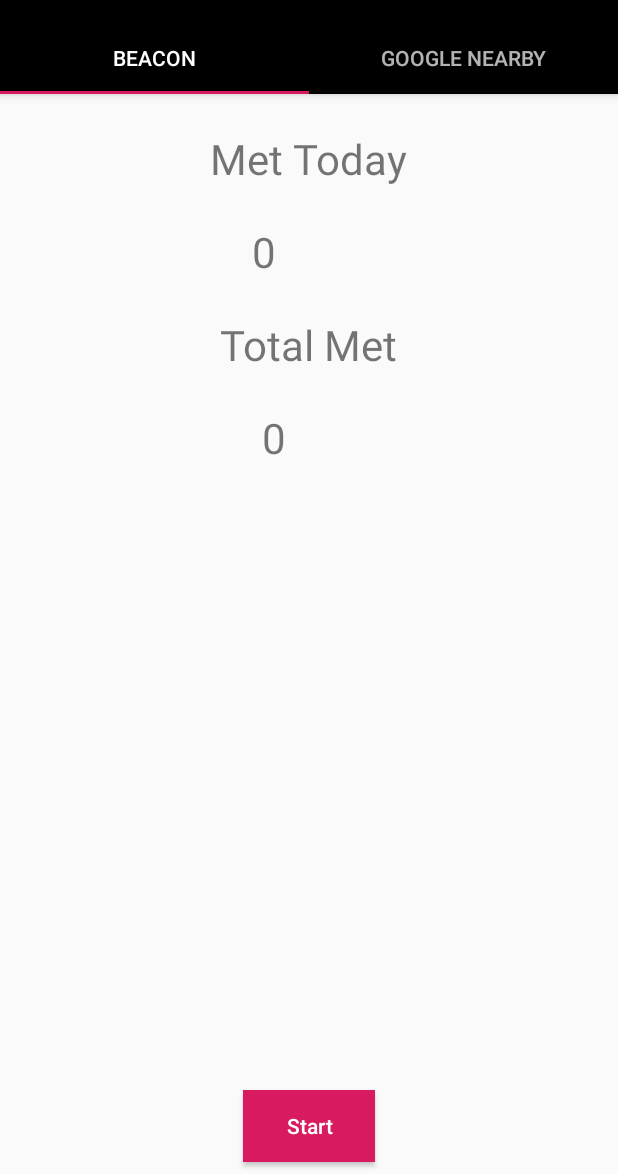
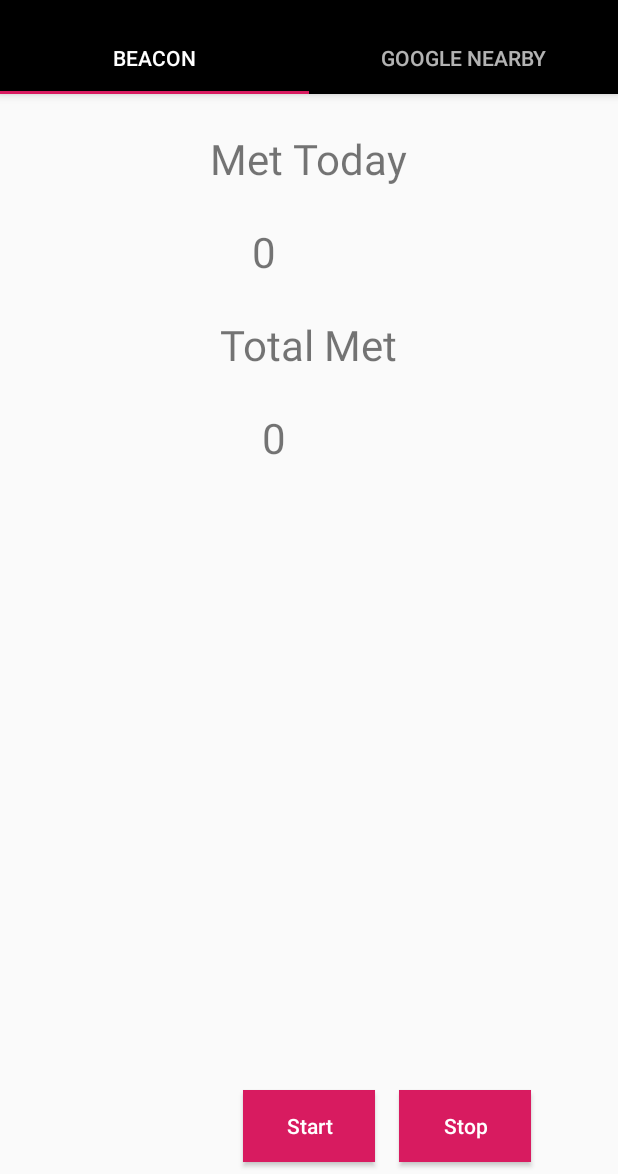
Before and after one commit to ChiragAwale/Trail, an Android app: the Trail screen opened directly, with no data from a screen before it, on a phone screen of 412 x 824 dp, the part 62-1236 px from its top. Run offline under Robolectric (Android 15) with nearby library versions, the phone set to English and light mode, and no system bars; libraries missing offline, so code that uses them is left out: com.daimajia.androidanimations, io.realm; 10 statements that could not run were skipped.

Commit message:
Add stop option to work request

```diff
--- a/Trail/app/src/main/res/layout/trail_layout.xml
+++ b/Trail/app/src/main/res/layout/trail_layout.xml
@@ -85,6 +85,24 @@
         android:textAllCaps="false"
         android:textColor="#fff" />
 
+    <Button
+        android:id="@+id/btnStop"
+        android:layout_width="wrap_content"
+        android:layout_height="wrap_content"
+        android:layout_alignParentBottom="true"
+        android:layout_centerHorizontal="true"
+        android:layout_toRightOf="@id/btnStart"
+        android:layout_marginStart="8dp"
+        android:layout_marginTop="16dp"
+        android:layout_marginEnd="8dp"
+        android:layout_marginBottom="8dp"
+        android:background="@color/colorAccent"
+        android:paddingLeft="8dp"
+        android:paddingRight="8dp"
+        android:text="Stop"
+        android:textAllCaps="false"
+        android:textColor="#fff" />
+
     <ImageView
         android:layout_width="wrap_content"
         android:layout_height="wrap_content"
```
Also changed, not shown: Trail/app/src/main/java/com/chiragawale/trail/ui/main/Trail.java (+19 -1 lines).
